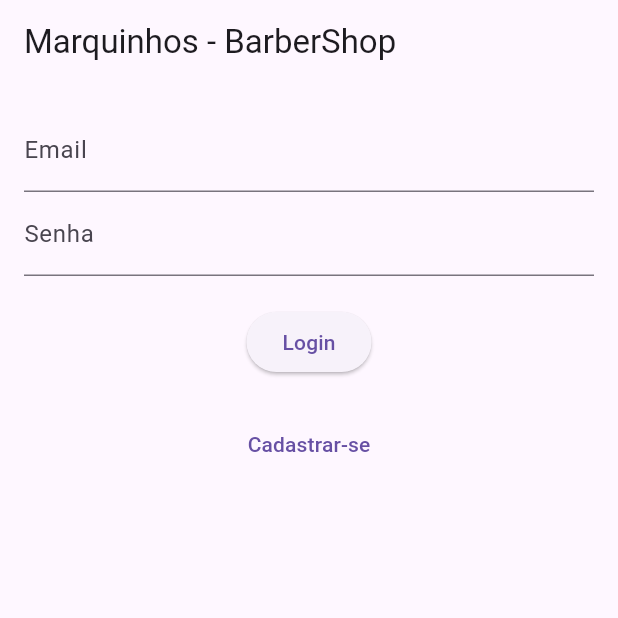
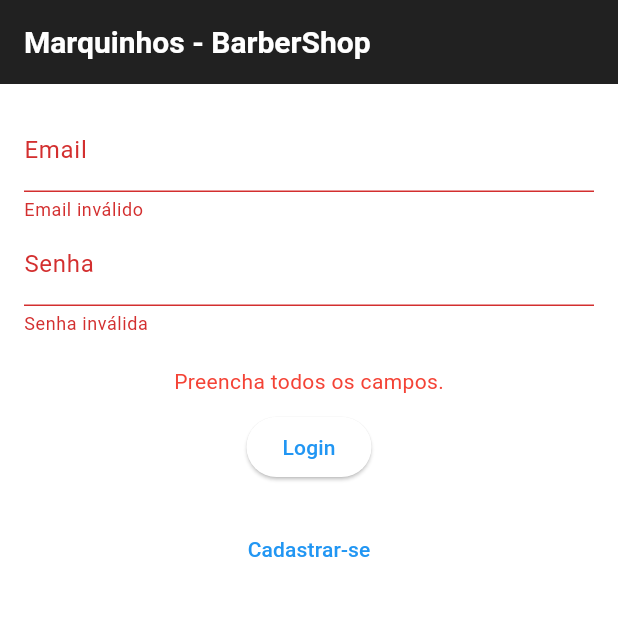
Before and after one commit to fxdamassa/barbershop-mobile, a Flutter app: the screen it shows after launch, after a tap on "Login", on a phone screen of 412 x 824 dp, the top half of it. Run offline on Flutter 3.47's test engine with Material 3 defaults, Android fonts, the phone set to English and light mode, and no system bars; our stand-ins replace shared_preferences.

```diff
--- a/lib/main.dart
+++ b/lib/main.dart
@@ -4,9 +4,6 @@ import 'package:shared_preferences/shared_preferences.dart';
 import 'dart:convert';
 import 'dashboard_page.dart';
 import 'register_page.dart';
-import 'edit_profile_page.dart';
-import 'contact_page.dart';
-import 'schedule_page.dart';
 
 void main() {
   runApp(MyApp());
@@ -16,6 +13,21 @@ class MyApp extends StatelessWidget {
   @override
   Widget build(BuildContext context) {
     return MaterialApp(
+      title: 'Barber App',
+      theme: ThemeData(
+        primaryColor: Color(0xFF212121),
+        colorScheme: ColorScheme.fromSwatch().copyWith(secondary: Color(0xFF1DE9B6)),
+        scaffoldBackgroundColor: Color(0xFFFFFFFF),
+        textTheme: TextTheme(
+          bodyMedium: TextStyle(color: Color(0xFF424242)),
+          headlineMedium: TextStyle(color: Color(0xFF212121), fontSize: 20, fontWeight: FontWeight.bold),
+        ),
+        appBarTheme: AppBarTheme(
+          backgroundColor: Color(0xFF212121),
+          iconTheme: IconThemeData(color: Colors.white),
+          titleTextStyle: TextStyle(color: Colors.white, fontSize: 20, fontWeight: FontWeight.bold),
+        ),
+      ),
       home: LoginPage(),
     );
   }
@@ -27,10 +39,13 @@ class LoginPage extends StatefulWidget {
 }
 
 class _LoginPageState extends State<LoginPage> {
+  final _formKey = GlobalKey<FormState>();
   final TextEditingController emailController = TextEditingController();
   final TextEditingController passwordController = TextEditingController();
+  String? errorMessage;
 
   Future<void> login() async {
+    if (_formKey.currentState!.validate()) {
       try {
         final response = await http.post(
           Uri.parse('http://10.0.2.2:8000/api/login'),
@@ -44,19 +59,37 @@ class _LoginPageState extends State<LoginPage> {
           final responseData = json.decode(response.body);
           final token = responseData['access_token'];
 
-        if(token != null){
+          if (token != null) {
             final prefs = await SharedPreferences.getInstance();
             await prefs.setString('auth_token', token);
           }
-         Navigator.pushReplacement(context, MaterialPageRoute(builder: (context) => DashboardPage()));
+          Navigator.pushReplacement(
+            context,
+            MaterialPageRoute(builder: (context) => DashboardPage()),
+          );
         } else {
+          setState(() {
+            errorMessage = 'Usuário inválido. Por favor, realizar cadastro.';
+          });
           print('Falha no login: ${response.body}');
         }
       } catch (e) {
         print('Erro ao fazer login: $e');
       }
+    } else {
+      // Se o formulário não for válido, defina a mensagem de erro
+      setState(() {
+        errorMessage = 'Preencha todos os campos.';
+      });
     }
 
+    // Limpar a mensagem de erro após 2 segundos
+    Future.delayed(Duration(seconds: 5), () {
+      setState(() {
+        errorMessage = null;
+      });
+    });
+  }
 
   @override
   Widget build(BuildContext context) {
@@ -66,18 +99,38 @@ class _LoginPageState extends State<LoginPage> {
       ),
       body: Padding(
         padding: const EdgeInsets.all(16.0),
+        child: Form(
+          key: _formKey,
           child: Column(
             children: [
-            TextField(
+              TextFormField(
                 controller: emailController,
                 decoration: InputDecoration(labelText: 'Email'),
+                validator: (value) {
+                  if (value == null || value.isEmpty) {
+                    return 'Email inválido';
+                  }
+                  return null;
+                },
               ),
-            TextField(
+              TextFormField(
                 controller: passwordController,
                 decoration: InputDecoration(labelText: 'Senha'),
                 obscureText: true,
+                validator: (value) {
+                  if (value == null || value.isEmpty) {
+                    return 'Senha inválida';
+                  }
+                  return null;
+                },
               ),
               SizedBox(height: 20),
+              if (errorMessage != null)
+                Text(
+                  errorMessage!,
+                  style: TextStyle(color: Colors.red),
+                ),
+              SizedBox(height: 10),
               ElevatedButton(
                 onPressed: login,
                 child: Text('Login'),
@@ -92,6 +145,7 @@ class _LoginPageState extends State<LoginPage> {
             ],
           ),
         ),
+      ),
     );
   }
 }
```
Also changed, not shown: lib/register_page.dart (+67 -34 lines). Lines whose indentation alone changed are shown as unchanged.
